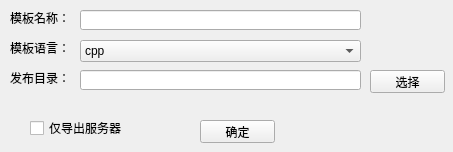
First picture: the form in qt_ui/ui/add_tmpl.ui, repository aywfelix/ProtoExcelTool, before the edit.
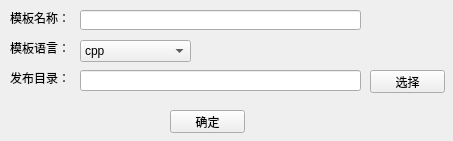
Second picture: the form after the edit.

The edit to the form file:
```diff
--- a/qt_ui/ui/add_tmpl.ui
+++ b/qt_ui/ui/add_tmpl.ui
@@ -7,7 +7,7 @@
     <x>0</x>
     <y>0</y>
     <width>453</width>
-    <height>152</height>
+    <height>141</height>
    </rect>
   </property>
   <property name="windowTitle">
@@ -52,24 +52,11 @@
     <string>发布目录：</string>
    </property>
   </widget>
-  <widget class="QCheckBox" name="cBxTmpl">
-   <property name="geometry">
-    <rect>
-     <x>30</x>
-     <y>120</y>
-     <width>121</width>
-     <height>16</height>
-    </rect>
-   </property>
-   <property name="text">
-    <string>仅导出服务器</string>
-   </property>
-  </widget>
   <widget class="QPushButton" name="bTnOk">
    <property name="geometry">
     <rect>
-     <x>200</x>
-     <y>120</y>
+     <x>170</x>
+     <y>110</y>
      <width>75</width>
      <height>23</height>
     </rect>
@@ -93,7 +80,7 @@
     <rect>
      <x>80</x>
      <y>40</y>
-     <width>281</width>
+     <width>111</width>
      <height>22</height>
     </rect>
    </property>
@@ -124,9 +111,12 @@
      <x>80</x>
      <y>70</y>
      <width>281</width>
-     <height>20</height>
+     <height>21</height>
     </rect>
    </property>
+   <property name="readOnly">
+    <bool>true</bool>
+   </property>
   </widget>
   <widget class="QPushButton" name="bTnPublishDir">
    <property name="geometry">
```
Left out of the diff: 10 changed lines with no effect on the pictures.
